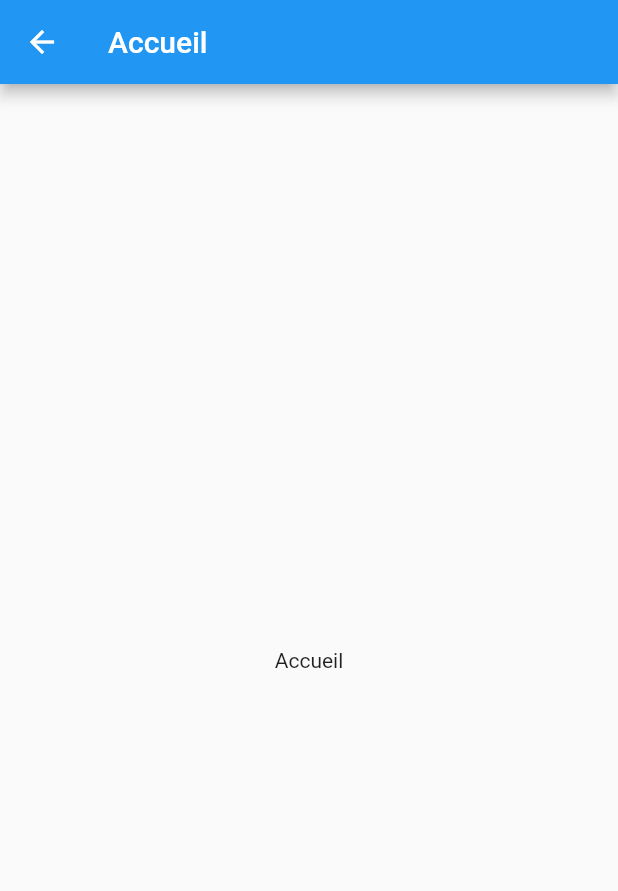
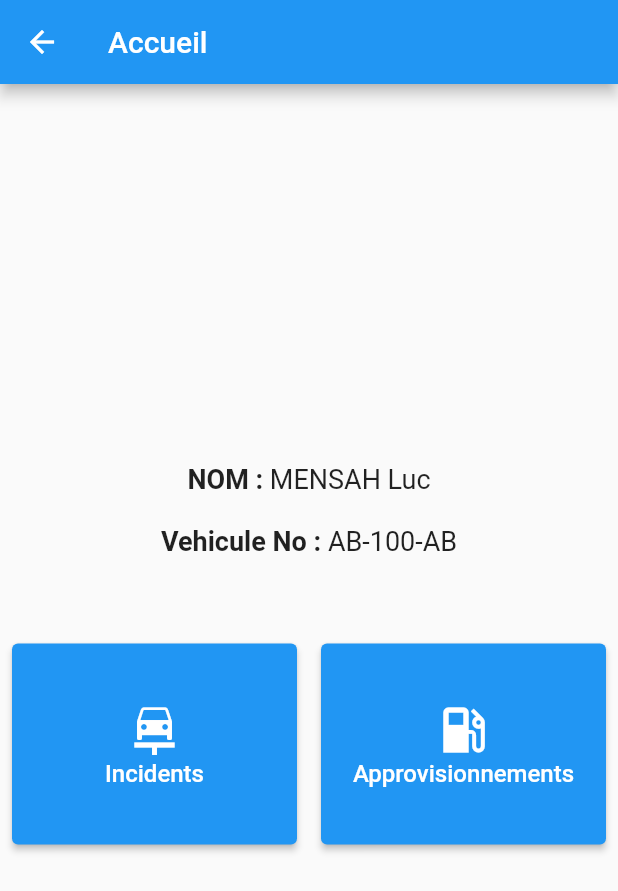
Before and after one commit to iamSangohan/cars_manager, a Flutter app: the AccueilScreen screen opened directly, on a phone screen of 412 x 824 dp. Shown: the top 891 px of the screen. Run offline on Flutter 3.47's test engine with Material 2 defaults, Android fonts, the phone set to English and light mode, and no system bars.

Commit message:
#feat : Add user and vehicle information with buttons for incidents and fuel supply

```diff
--- a/lib/app_screens/accueil.dart
+++ b/lib/app_screens/accueil.dart
@@ -9,8 +9,74 @@ class AccueilScreen extends StatelessWidget {
       appBar: AppBar(
         title: const Text('Accueil'),
       ),
-      body: const Center(
-        child: Text( 'Accueil'),
+      body: Column(
+        mainAxisAlignment: MainAxisAlignment.center,
+        children: [
+          Row(
+            // Ligne avec les informations de l'utilisateur
+            mainAxisAlignment: MainAxisAlignment.center,
+            children: const [
+              Text('NOM : ', style: TextStyle(fontWeight: FontWeight.bold, fontSize: 18)),
+              Text("MENSAH Luc", style: TextStyle(fontSize: 18)),
+            ],
+          ),
+          const SizedBox(height: 20),
+          Row(
+            // Ligne avec les informations sur le vehicule de l'utilisateur
+            mainAxisAlignment: MainAxisAlignment.center,
+            children: const [
+              Text('Vehicule No : ', style: TextStyle(fontWeight: FontWeight.bold, fontSize: 18)),
+              Text("AB-100-AB", style: TextStyle(fontSize: 18)),
+            ],
+          ),
+          const SizedBox(height: 50),
+          Row(
+            mainAxisAlignment: MainAxisAlignment.center,
+            children: [
+              // Deux boutons de meme taille au centre avec une image dans chaque bouton pour Incidents et Approvisionnements
+              Expanded(
+                child: SizedBox(
+                  height: 150,
+                  child: Padding(
+                    padding: const EdgeInsets.all(8.0),
+                    child: ElevatedButton(
+                      onPressed: () {
+                        // Navigate to second route when tapped.
+                      },
+                      child: Column(
+                        mainAxisAlignment: MainAxisAlignment.center,
+                        children: const [
+                          Icon(Icons.car_repair, size: 40),
+                          Text('Incidents', style: TextStyle(fontSize: 16)),
+                        ],
+                      ),
+                    ),
+                  ),
+                ),
+              ),
+              Expanded(
+                child: SizedBox(
+                  height: 150,
+                  child: Padding(
+                    padding: const EdgeInsets.all(8.0),
+                    child: ElevatedButton(
+                      onPressed: () {
+                        // Navigate to second route when tapped.
+                      },
+                      child: Column(
+                        mainAxisAlignment: MainAxisAlignment.center,
+                        children: const [
+                          Icon(Icons.local_gas_station, size: 40),
+                          Text('Approvisionnements', style: TextStyle(fontSize: 16)),
+                        ],
+                      ),
+                    ),
+                  ),
+                ),
+              ),
+            ],
+          )
+        ]
       ),
     );
   }
```
